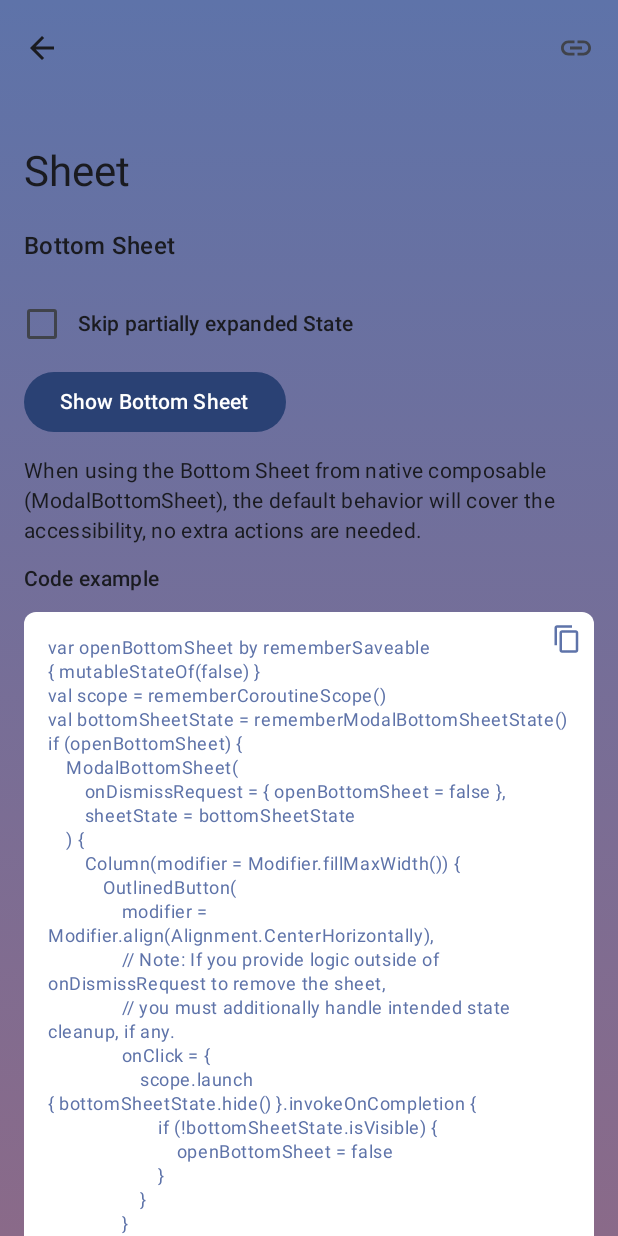
After one commit to max-jin/maxmagentaa11y, an Android app built with Jetpack Compose: the SheetScreen screen opened through its navigation route, on a phone screen of 412 x 824 dp. The commit adds this screen. Run offline under Robolectric (Android 15) with nearby library versions, the phone set to English and light mode, and no system bars.

Commit message:
sheet page init

```diff
--- a/app/src/main/java/com/maxjin/a11y/core/component/Component.kt
+++ b/app/src/main/java/com/maxjin/a11y/core/component/Component.kt
@@ -25,7 +25,7 @@ data class Component(
                 Component("Captcha", available = false, navDestination = NavDestination.COMPONENT_BUTTON),
                 Component("Carousel", listOf("Pager"), available = true, navDestination = NavDestination.COMPONENT_CAROUSEL),
                 Component("CheckBox", available = false, navDestination = NavDestination.COMPONENT_CHECKBOX),
-                Component("Drawer / Snappable / Sheet", listOf("Menu", "Bottom Sheet", "BottomSheet"), available = false, navDestination = NavDestination.COMPONENT_BUTTON),
+                Component("Sheet", listOf("Menu", "Bottom Sheet", "BottomSheet", "Drawer", "SideSheet", "Snappable"), available = true, navDestination = NavDestination.COMPONENT_SHEET),
                 Component("Link", available = false, navDestination = NavDestination.COMPONENT_LINK),
                 Component("Menu", listOf("Drawer", "DropdownMenu", "DropdownTextBox", "DropdownMenuBox"), available = false, navDestination = NavDestination.COMPONENT_BUTTON),
                 Component("Pagination control", available = false, navDestination = NavDestination.COMPONENT_BUTTON),
--- /dev/null
+++ b/app/src/main/java/com/maxjin/a11y/ui/component/sheet/SheetScreen.kt
@@ -0,0 +1,229 @@
+/*
+ * 2023 - Developed by Max Jin
+ * Source code subject to change. Refer to NOTICE.txt in source tree for changes and attributions.
+ */
+
+package com.maxjin.a11y.ui.component.sheet
+
+import androidx.compose.foundation.layout.Column
+import androidx.compose.foundation.layout.Row
+import androidx.compose.foundation.layout.Spacer
+import androidx.compose.foundation.layout.fillMaxSize
+import androidx.compose.foundation.layout.fillMaxWidth
+import androidx.compose.foundation.layout.height
+import androidx.compose.foundation.layout.padding
+import androidx.compose.foundation.layout.width
+import androidx.compose.foundation.lazy.LazyColumn
+import androidx.compose.foundation.rememberScrollState
+import androidx.compose.foundation.selection.toggleable
+import androidx.compose.foundation.verticalScroll
+import androidx.compose.material.icons.Icons
+import androidx.compose.material.icons.filled.ArrowBack
+import androidx.compose.material.icons.filled.Link
+import androidx.compose.material.icons.filled.Star
+import androidx.compose.material3.Button
+import androidx.compose.material3.Checkbox
+import androidx.compose.material3.ExperimentalMaterial3Api
+import androidx.compose.material3.Icon
+import androidx.compose.material3.IconButton
+import androidx.compose.material3.ListItem
+import androidx.compose.material3.MaterialTheme
+import androidx.compose.material3.ModalBottomSheet
+import androidx.compose.material3.OutlinedButton
+import androidx.compose.material3.Scaffold
+import androidx.compose.material3.Text
+import androidx.compose.material3.TopAppBarDefaults
+import androidx.compose.material3.rememberModalBottomSheetState
+import androidx.compose.runtime.Composable
+import androidx.compose.runtime.getValue
+import androidx.compose.runtime.mutableStateOf
+import androidx.compose.runtime.remember
+import androidx.compose.runtime.rememberCoroutineScope
+import androidx.compose.runtime.saveable.rememberSaveable
+import androidx.compose.runtime.setValue
+import androidx.compose.ui.Alignment
+import androidx.compose.ui.Modifier
+import androidx.compose.ui.graphics.Color
+import androidx.compose.ui.input.nestedscroll.nestedScroll
+import androidx.compose.ui.platform.LocalUriHandler
+import androidx.compose.ui.semantics.Role
+import androidx.compose.ui.text.style.TextAlign
+import androidx.compose.ui.tooling.preview.Preview
+import com.maxjin.a11y.ui.theme.MagentaA11yTheme
+import com.maxjin.a11y.ui.util.composable.CodeSnippet
+import com.maxjin.a11y.ui.util.composable.LargeTopBar
+import com.maxjin.a11y.ui.util.dimenB3
+import com.maxjin.a11y.ui.util.dimenB4
+import com.maxjin.a11y.ui.util.dimenB5
+import com.maxjin.a11y.ui.util.ext.verticalGradient
+import com.maxjin.a11y.util.AppUtil
+import com.maxjin.a11y.util.component.Sheet
+import kotlinx.coroutines.launch
+
+@OptIn(ExperimentalMaterial3Api::class)
+@Composable
+fun SheetScreen(navigateUp: () -> Unit = {}) {
+    val scrollBehavior = TopAppBarDefaults.exitUntilCollapsedScrollBehavior()
+    val urlHandler = LocalUriHandler.current
+
+    var openBottomSheet by rememberSaveable { mutableStateOf(false) }
+    var skipPartiallyExpanded by remember { mutableStateOf(false) }
+    val scope = rememberCoroutineScope()
+    val bottomSheetState = rememberModalBottomSheetState(
+        skipPartiallyExpanded = skipPartiallyExpanded
+    )
+
+    Scaffold(
+        containerColor = Color.Transparent,
+        modifier = Modifier
+            .nestedScroll(scrollBehavior.nestedScrollConnection)
+            .verticalGradient(),
+        topBar = {
+            LargeTopBar(
+                title = "Sheet",
+                scrollBehavior = scrollBehavior,
+                navigationIcon = {
+                    IconButton(onClick = navigateUp) {
+                        Icon(
+                            imageVector = Icons.Filled.ArrowBack,
+                            contentDescription = "Navigate up"
+                        )
+                    }
+                },
+                actions = {
+                    IconButton(onClick = {
+                        // TODO open link
+                        urlHandler.openUri(AppUtil.WebLinks.ALERT_DIALOG_URL)
+                    }) {
+                        Icon(
+                            imageVector = Icons.Filled.Link,
+                            contentDescription = "Magenta A11y sheet page"
+                        )
+                    }
+                }
+            )
+        },
+        content = { innerPadding ->
+            Column(
+                modifier = Modifier
+                    .fillMaxSize()
+                    .padding(innerPadding)
+                    .verticalScroll(rememberScrollState())
+            ) {
+                Column(
+                    modifier = Modifier
+                        .fillMaxWidth()
+                        .padding(horizontal = dimenB4)
+                ) {
+                    SheetTitleView(
+                        "Bottom Sheet", modifier = Modifier.padding(bottom = dimenB3)
+                    )
+                    Row(
+                        Modifier
+                            .fillMaxWidth()
+                            .toggleable(
+                                value = skipPartiallyExpanded,
+                                role = Role.Checkbox,
+                                onValueChange = { checked -> skipPartiallyExpanded = checked }
+                            )
+                            .padding(top = dimenB4, bottom = dimenB4),
+                        verticalAlignment = Alignment.CenterVertically
+                    ) {
+                        Checkbox(checked = skipPartiallyExpanded, onCheckedChange = null)
+                        Spacer(Modifier.width(dimenB3))
+                        Text("Skip partially expanded State", color = MaterialTheme.colorScheme.onBackground, style = MaterialTheme.typography.titleSmall)
+                    }
+                    Button(onClick = { openBottomSheet = !openBottomSheet }) {
+                        Text(text = "Show Bottom Sheet")
+                    }
+                    SheetCommentsView(
+                        text = "When using the Bottom Sheet from native composable (ModalBottomSheet), the default behavior will cover the accessibility, no extra actions are needed.",
+                        modifier = Modifier.padding(top = dimenB3)
+                    )
+                }
+                Text(
+                    text = "Code example",
+                    modifier = Modifier.padding(start = dimenB4, top = dimenB3, bottom = dimenB3),
+                    textAlign = TextAlign.Start,
+                    color = MaterialTheme.colorScheme.onBackground,
+                    style = MaterialTheme.typography.titleSmall
+                )
+                CodeSnippet(codeText = Sheet.SHEET_CODE_SNIPPET)
+                Spacer(modifier = Modifier.height(dimenB5))
+            }
+            if (openBottomSheet) {
+                ModalBottomSheet(
+                    onDismissRequest = { openBottomSheet = false },
+                    sheetState = bottomSheetState,
+                    modifier = Modifier.padding(top = dimenB4)
+                ) {
+                    Column(modifier = Modifier.fillMaxWidth()) {
+                        OutlinedButton(
+                            modifier = Modifier.align(Alignment.CenterHorizontally),
+                            // Note: If you provide logic outside of onDismissRequest to remove the sheet,
+                            // you must additionally handle intended state cleanup, if any.
+                            onClick = {
+                                scope.launch { bottomSheetState.hide() }.invokeOnCompletion {
+                                    if (!bottomSheetState.isVisible) {
+                                        openBottomSheet = false
+                                    }
+                                }
+                            }
+                        ) {
+                            Text("Hide Bottom Sheet")
+                        }
+                        LazyColumn {
+                            items(50) {
+                                ListItem(
+                                    headlineContent = { Text("Sheet item $it") },
+                                    leadingContent = {
+                                        Icon(
+                                            Icons.Default.Star,
+                                            contentDescription = "Localized description"
+                                        )
+                                    }
+                                )
+                            }
+                        }
+                    }
+                }
+            }
+        }
+    )
+}
+
+@Composable
+fun SheetTitleView(
+    title: String,
+    modifier: Modifier = Modifier
+) {
+    Text(
+        text = title,
+        modifier = modifier.fillMaxWidth(),
+        textAlign = TextAlign.Start,
+        color = MaterialTheme.colorScheme.onBackground,
+        style = MaterialTheme.typography.titleMedium
+    )
+}
+
+@Composable
+fun SheetCommentsView(
+    text: String,
+    modifier: Modifier = Modifier
+) {
+    Text(
+        text = text,
+        modifier = modifier.fillMaxWidth(),
+        textAlign = TextAlign.Start,
+        color = MaterialTheme.colorScheme.onBackground,
+        style = MaterialTheme.typography.bodyMedium
+    )
+}
+
+@Preview(showBackground = true, showSystemUi = false)
+@Composable
+fun SheetScreenPreview() {
+    MagentaA11yTheme {
+        SheetScreen(navigateUp = {})
+    }
+}
--- a/app/src/main/java/com/maxjin/a11y/ui/nav/NavDestinations.kt
+++ b/app/src/main/java/com/maxjin/a11y/ui/nav/NavDestinations.kt
@@ -16,5 +16,6 @@ enum class NavDestination(val id: String) {
     COMPONENT_SWITCH("COMPONENT_SWITCH"),
     COMPONENT_ALERT_DIALOG("COMPONENT_ALERT_DIALOG"),
     COMPONENT_SNACKBAR("COMPONENT_SNACKBAR"),
-    COMPONENT_CAROUSEL("COMPONENT_CAROUSEL")
+    COMPONENT_CAROUSEL("COMPONENT_CAROUSEL"),
+    COMPONENT_SHEET("COMPONENT_SHEET")
 }
--- a/app/src/main/java/com/maxjin/a11y/ui/nav/NavGraph.kt
+++ b/app/src/main/java/com/maxjin/a11y/ui/nav/NavGraph.kt
@@ -19,6 +19,7 @@ import androidx.navigation.compose.composable
 import com.maxjin.a11y.ui.component.alert.AlertDialogScreen
 import com.maxjin.a11y.ui.component.button.ButtonScreen
 import com.maxjin.a11y.ui.component.carousel.CarouselScreen
+import com.maxjin.a11y.ui.component.sheet.SheetScreen
 import com.maxjin.a11y.ui.component.snackbar.SnackbarScreen
 import com.maxjin.a11y.ui.component.toggleswitch.ToggleSwitchScreen
 import com.maxjin.a11y.ui.home.HomeScreen
@@ -64,6 +65,9 @@ fun NavGraph(
         composable(route = NavDestination.COMPONENT_CAROUSEL.id) {
             CarouselScreen(navigateUp = { navController.navigateUp() })
         }
+        composable(route = NavDestination.COMPONENT_SHEET.id) {
+            SheetScreen(navigateUp = { navController.navigateUp() })
+        }
     }
 }
 
--- a/app/src/main/java/com/maxjin/a11y/util/AppUtil.kt
+++ b/app/src/main/java/com/maxjin/a11y/util/AppUtil.kt
@@ -15,6 +15,7 @@ object AppUtil {
 
         const val ALERT_DIALOG_URL = "$MAGENTA_A11Y_NATIVE_HOST/alert-dialog/"
         const val SNACKBAR_URL = "$MAGENTA_A11Y_NATIVE_HOST/snackbar-toast/"
+        const val SHEET_URL = "$MAGENTA_A11Y_NATIVE_HOST/snackbar-toast/" // TODO Update the url when ready
     }
 
 }
```
Also changed, not shown: app/src/main/java/com/maxjin/a11y/util/component/Sheet.kt (added, +49 -0 lines).
